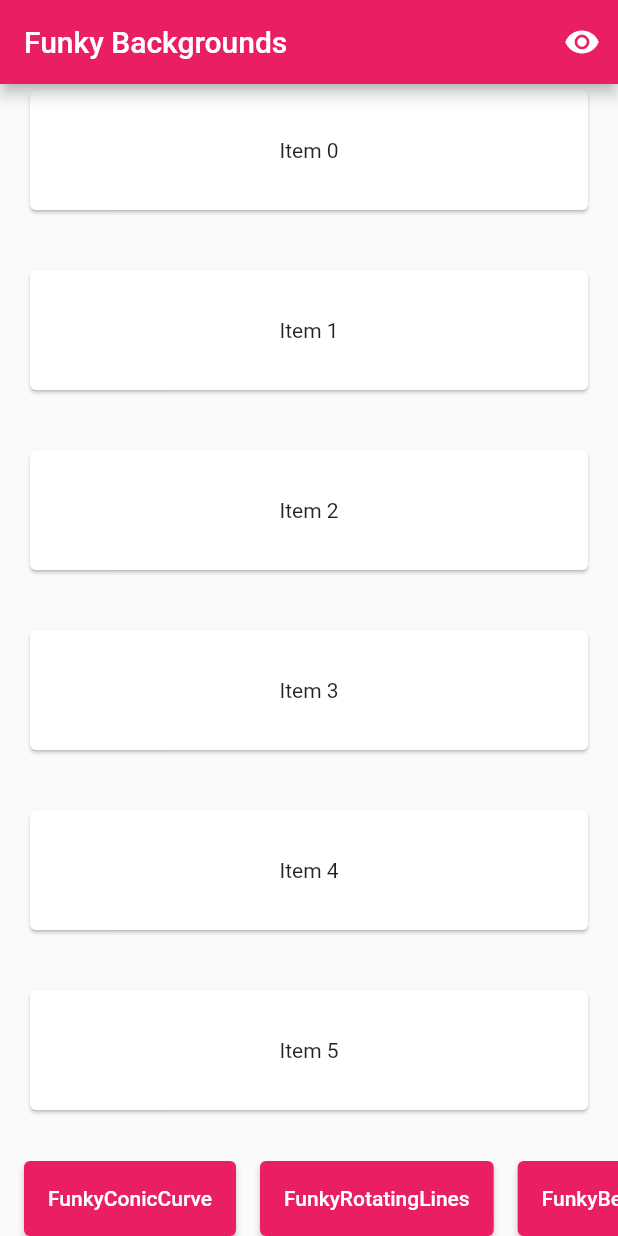
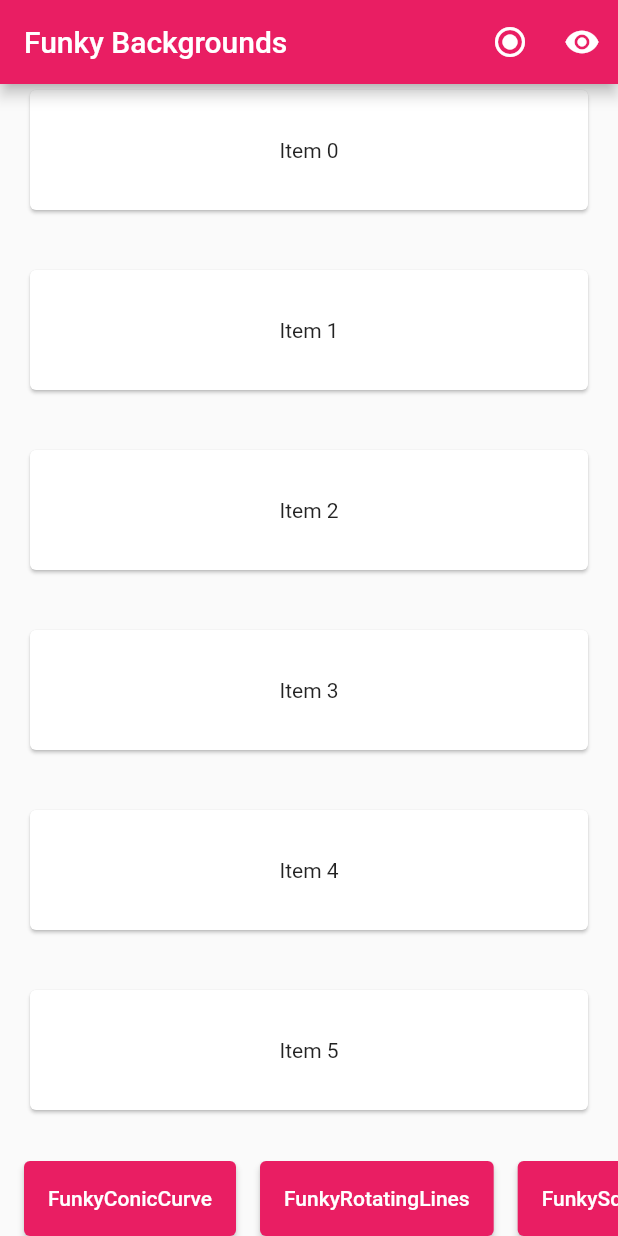
Before and after one commit to flutter-preview/dart-pacotes-funky.background, a Flutter app: the screen it shows after launch, on a phone screen of 412 x 824 dp. Run offline on Flutter 3.47's test engine with Material 2 defaults, Android fonts, the light colour scheme and no system bars.

Commit message:
feat(square-grid): add funky square grid

```diff
--- a/example/lib/main.dart
+++ b/example/lib/main.dart
@@ -35,6 +35,7 @@ class MyHomePage extends StatefulWidget {
 
 class _MyHomePageState extends State<MyHomePage> {
   bool hideContents = false;
+  bool hideButtons = false;
   FunkyBackgroundPainter painter = NotFunkyBackgroundPainter();
 
   @override
@@ -43,6 +44,16 @@ class _MyHomePageState extends State<MyHomePage> {
       appBar: AppBar(
         title: Text(widget.title),
         actions: [
+          IconButton(
+            onPressed: () {
+              setState(() {
+                hideButtons = !hideButtons;
+              });
+            },
+            icon: Icon(
+              hideButtons ? Icons.radio_button_off : Icons.radio_button_checked,
+            ),
+          ),
           IconButton(
             onPressed: () {
               setState(() {
@@ -80,6 +91,7 @@ class _MyHomePageState extends State<MyHomePage> {
                   separatorBuilder: (_, __) => const SizedBox(height: 32),
                 ),
               ),
+              if (!hideButtons)
                 SizedBox(
                   height: 50,
                   child: ListView(
@@ -102,6 +114,15 @@ class _MyHomePageState extends State<MyHomePage> {
                           });
                         },
                         child: const Text('FunkyRotatingLines'),
+                      ),
+                      const SizedBox(width: 16),
+                      ElevatedButton(
+                        onPressed: () {
+                          setState(() {
+                            painter = const FunkySquareGrid(Colors.deepOrange);
+                          });
+                        },
+                        child: const Text('FunkySquareGrid'),
                       ),
                       const SizedBox(width: 16),
                       ElevatedButton(
@@ -136,7 +157,8 @@ class _MyHomePageState extends State<MyHomePage> {
                       ElevatedButton(
                         onPressed: () {
                           setState(() {
-                          painter = FunkyLateralTriangles(Colors.yellow[200]!);
+                            painter =
+                                FunkyLateralTriangles(Colors.yellow[200]!);
                           });
                         },
                         child: const Text('FunkyLateralTriangles'),
@@ -145,7 +167,8 @@ class _MyHomePageState extends State<MyHomePage> {
                       ElevatedButton(
                         onPressed: () {
                           setState(() {
-                          painter = const FunkyStretchedTriangles(Colors.cyan);
+                            painter =
+                                const FunkyStretchedTriangles(Colors.cyan);
                           });
                         },
                         child: const Text('FunkyStretchedTriangles'),
```
Also changed, not shown: lib/src/painters/lines.dart (+37 -0 lines), example/art/square_grid.png (added), 1 other file. Lines whose indentation alone changed are shown as unchanged.
